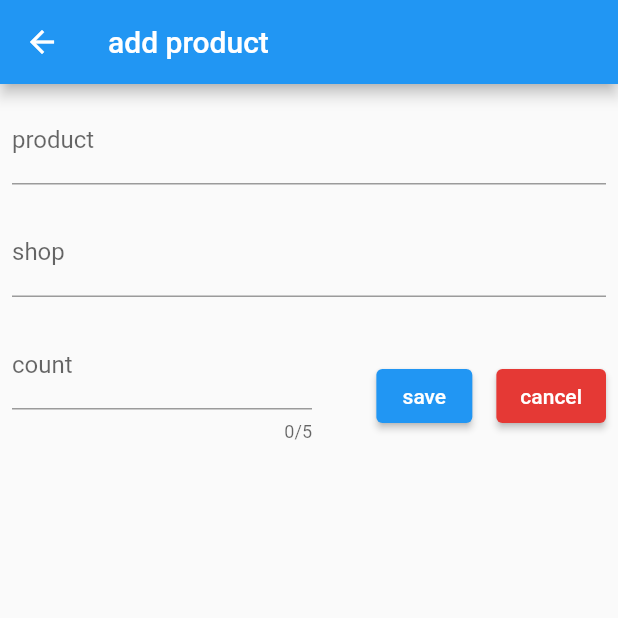
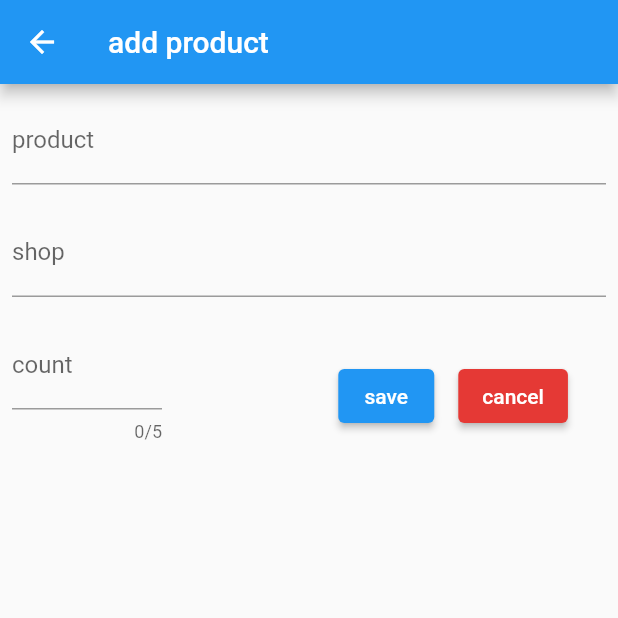
Before and after one commit to BerentM/zakupy-frontend, a Flutter app: the ShoppingListAddView screen opened directly, on a phone screen of 412 x 824 dp, the top half of it. Run offline on Flutter 3.47's test engine with Material 2 defaults, Android fonts, the phone set to English and light mode, and no system bars; our stand-ins replace equatable, flutter_bloc; generated files the repository leaves out were written again.

Commit message:
refactor: shopping_list_add_view widget separation

```diff
--- a/lib/view/shopping_list/widgets/shopping_list_add_view.dart
+++ b/lib/view/shopping_list/widgets/shopping_list_add_view.dart
@@ -13,53 +13,46 @@ class ShoppingListAddView extends StatelessWidget {
       ),
       body: Column(
         children: [
-          stringInputField(context, AppLocalizations.of(context)!.product),
-          stringInputField(context, AppLocalizations.of(context)!.shop),
+          StringInputField(
+              context: context, label: AppLocalizations.of(context)!.product),
+          StringInputField(
+              context: context, label: AppLocalizations.of(context)!.shop),
           Row(children: [
-            numberInputField(context, AppLocalizations.of(context)!.count),
-            const Spacer(flex: 1),
+            NumberInputField(
+                context: context, label: AppLocalizations.of(context)!.count),
+            const Spacer(flex: 4),
             Padding(
               padding: const EdgeInsets.all(8.0),
-              child: ElevatedButton(
-                // TODO: implement
-                onPressed: () => {},
-                child: Text(AppLocalizations.of(context)!.save),
-              ),
+              child: SaveButton(context: context),
             ),
             Padding(
               padding: const EdgeInsets.all(8.0),
-              child: ElevatedButton(
-                style: ButtonStyle(
-                  backgroundColor: MaterialStateProperty.all(Colors.red[600]),
-                  overlayColor: MaterialStateProperty.all(Colors.red[300]),
-                ),
-                onPressed: () => Navigator.pop(context),
-                child: Text(AppLocalizations.of(context)!.cancel),
-              ),
-            )
+              child: CancelButton(context: context),
+            ),
+            const Spacer(flex: 1),
           ])
         ],
       ),
     );
   }
+}
 
-  Padding stringInputField(BuildContext context, String label) {
-    return Padding(
-      padding: const EdgeInsets.all(8.0),
-      child: TextFormField(
-        decoration: InputDecoration(
-          border: const UnderlineInputBorder(),
-          labelText: label,
-        ),
-      ),
-    );
-  }
+class NumberInputField extends StatelessWidget {
+  const NumberInputField({
+    Key? key,
+    required this.context,
+    required this.label,
+  }) : super(key: key);
 
-  Padding numberInputField(BuildContext context, String label) {
+  final BuildContext context;
+  final String label;
+
+  @override
+  Widget build(BuildContext context) {
     return Padding(
       padding: const EdgeInsets.all(8.0),
       child: ConstrainedBox(
-        constraints: BoxConstraints.tight(const Size(200, 100)),
+        constraints: BoxConstraints.tight(const Size(100, 100)),
         child: TextFormField(
           maxLength: 5,
           keyboardType: TextInputType.number,
@@ -73,3 +66,66 @@ class ShoppingListAddView extends StatelessWidget {
     );
   }
 }
+
+class StringInputField extends StatelessWidget {
+  const StringInputField({
+    Key? key,
+    required this.context,
+    required this.label,
+  }) : super(key: key);
+
+  final BuildContext context;
+  final String label;
+
+  @override
+  Widget build(BuildContext context) {
+    return Padding(
+      padding: const EdgeInsets.all(8.0),
+      child: TextFormField(
+        decoration: InputDecoration(
+          border: const UnderlineInputBorder(),
+          labelText: label,
+        ),
+      ),
+    );
+  }
+}
+
+class CancelButton extends StatelessWidget {
+  const CancelButton({
+    Key? key,
+    required this.context,
+  }) : super(key: key);
+
+  final BuildContext context;
+
+  @override
+  Widget build(BuildContext context) {
+    return ElevatedButton(
+      style: ButtonStyle(
+        backgroundColor: MaterialStateProperty.all(Colors.red[600]),
+        overlayColor: MaterialStateProperty.all(Colors.red[300]),
+      ),
+      onPressed: () => Navigator.pop(context),
+      child: Text(AppLocalizations.of(context)!.cancel),
+    );
+  }
+}
+
+class SaveButton extends StatelessWidget {
+  const SaveButton({
+    Key? key,
+    required this.context,
+  }) : super(key: key);
+
+  final BuildContext context;
+
+  @override
+  Widget build(BuildContext context) {
+    return ElevatedButton(
+      // TODO: implement
+      onPressed: () => {},
+      child: Text(AppLocalizations.of(context)!.save),
+    );
+  }
+}
```
